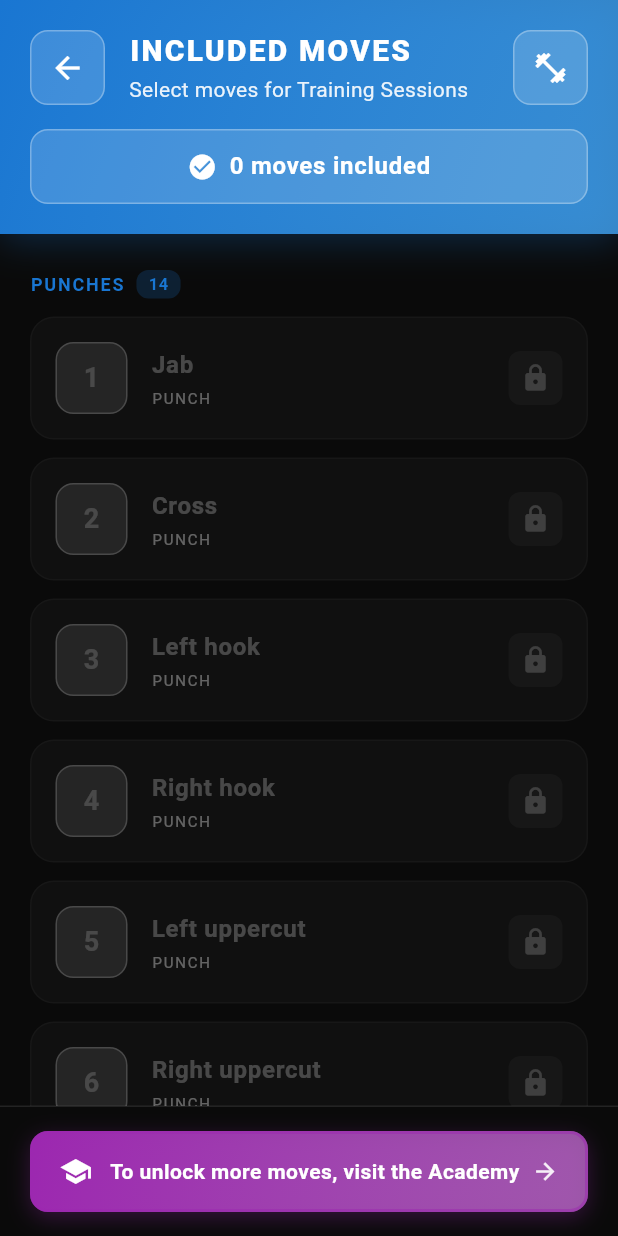
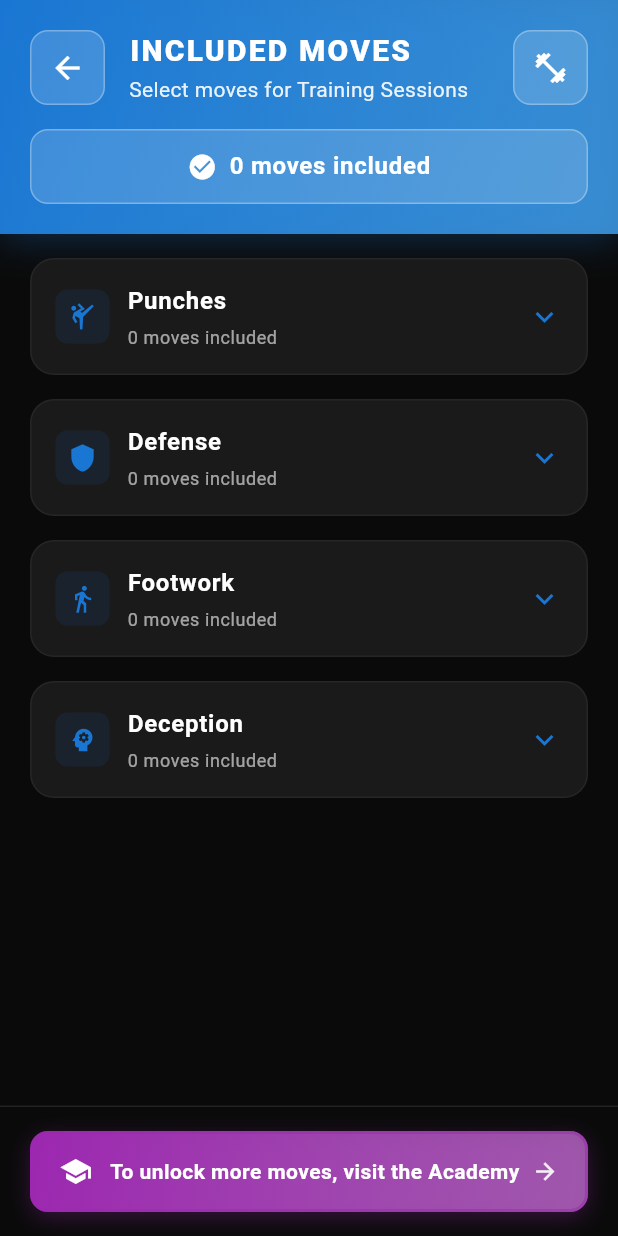
Before and after one commit to mikebg95/fight-my-shadow, a Flutter app: the IncludedMovesScreen screen opened directly, on a phone screen of 412 x 824 dp. Run offline on Flutter 3.47's test engine with Material 3 defaults, Android fonts, the phone set to English and light mode, and no system bars; our stand-ins replace audioplayers, flutter_tts, shared_preferences; accounts and stored records are empty.

Commit message:
Add collapsible sections to Included Moves screen with dynamic counts
Implemented accordion UI for Included Moves page to match Academy and Library behavior:
- All categories (Punches, Defense, Footwork, Deception) now collapsible
- All sections collapsed by default
- Show "X moves included" count per section (only unlocked + toggled-on moves)
- Blue theme color matching Included Moves screen aesthetic
- Added helper methods for counting and formatting included moves

🤖 Generated with [Claude Code](https://claude.com/claude-code)

Co-Authored-By: Claude Sonnet 4.5 <noreply@anthropic.com>

```diff
--- a/lib/screens/included_moves_screen.dart
+++ b/lib/screens/included_moves_screen.dart
@@ -6,6 +6,9 @@ import 'package:fight_my_shadow/models/move.dart';
 import 'package:fight_my_shadow/services/move_lock_status_resolver.dart';
 import 'package:fight_my_shadow/screens/learning_progress_screen.dart';
 import 'package:fight_my_shadow/data/boxing_moves_data.dart';
+import 'package:fight_my_shadow/widgets/collapsible_section.dart';
+import 'package:fight_my_shadow/domain/learning/learning_state.dart';
+import 'package:fight_my_shadow/domain/learning/learning_move.dart';
 
 /// Screen for selecting which unlocked moves to include in Training Sessions.
 ///
@@ -27,6 +30,33 @@ class IncludedMovesScreen extends StatelessWidget {
 
   // Static overlay entry to prevent stacking
   static OverlayEntry? _currentOverlay;
+
+  /// Calculates how many moves in a category are currently included in training.
+  /// Only counts unlocked moves that are toggled ON.
+  int _getIncludedCount(
+    List<Move> moves,
+    TrainingPreferencesController trainingController,
+    LearningState learningState,
+    LearningMove? currentMove,
+  ) {
+    return moves.where((move) {
+      final unlockState = MoveLockStatusResolver.getUnlockState(
+        move.code,
+        learningState,
+        currentMove,
+      );
+      final isUnlocked = unlockState == MoveUnlockState.unlocked;
+      final isIncluded = trainingController.isIncluded(move.code);
+      return isUnlocked && isIncluded;
+    }).length;
+  }
+
+  /// Formats the included count label for section headers.
+  String _formatIncludedLabel(int count) {
+    if (count == 0) return '0 moves included';
+    if (count == 1) return '1 move included';
+    return '$count moves included';
+  }
 
   @override
   Widget build(BuildContext context) {
@@ -58,8 +88,13 @@ class IncludedMovesScreen extends StatelessWidget {
                 padding: const EdgeInsets.fromLTRB(20, 16, 20, 20),
                 children: [
                   // Punches section
-                  _buildSectionHeader(context, 'Punches', punches.length),
-                  ...punches.map((move) {
+                  CollapsibleSection(
+                    title: 'Punches',
+                    subtitle: _formatIncludedLabel(_getIncludedCount(punches, trainingController, learningState, currentMove)),
+                    leadingIcon: Icons.sports_martial_arts,
+                    accentColor: _includedMovesPrimary,
+                    initiallyExpanded: false,
+                    children: punches.map((move) {
                       final unlockState = MoveLockStatusResolver.getUnlockState(
                         move.code,
                         learningState,
@@ -76,12 +111,17 @@ class IncludedMovesScreen extends StatelessWidget {
                         isIncluded: isIncluded,
                         moveCode: move.code,
                       );
-                  }),
-                  const SizedBox(height: 16),
+                    }).toList(),
+                  ),
 
                   // Defense section
-                  _buildSectionHeader(context, 'Defense', defense.length),
-                  ...defense.map((move) {
+                  CollapsibleSection(
+                    title: 'Defense',
+                    subtitle: _formatIncludedLabel(_getIncludedCount(defense, trainingController, learningState, currentMove)),
+                    leadingIcon: Icons.shield,
+                    accentColor: _includedMovesPrimary,
+                    initiallyExpanded: false,
+                    children: defense.map((move) {
                       final unlockState = MoveLockStatusResolver.getUnlockState(
                         move.code,
                         learningState,
@@ -98,12 +138,17 @@ class IncludedMovesScreen extends StatelessWidget {
                         isIncluded: isIncluded,
                         moveCode: move.code,
                       );
-                  }),
-                  const SizedBox(height: 16),
+                    }).toList(),
+                  ),
 
                   // Footwork section
-                  _buildSectionHeader(context, 'Footwork', footwork.length),
-                  ...footwork.map((move) {
+                  CollapsibleSection(
+                    title: 'Footwork',
+                    subtitle: _formatIncludedLabel(_getIncludedCount(footwork, trainingController, learningState, currentMove)),
+                    leadingIcon: Icons.directions_walk,
+                    accentColor: _includedMovesPrimary,
+                    initiallyExpanded: false,
+                    children: footwork.map((move) {
                       final unlockState = MoveLockStatusResolver.getUnlockState(
                         move.code,
                         learningState,
@@ -120,12 +165,18 @@ class IncludedMovesScreen extends StatelessWidget {
                         isIncluded: isIncluded,
                         moveCode: move.code,
                       );
-                  }),
-                  const SizedBox(height: 16),
+                    }).toList(),
+                  ),
 
                   // Deception section
-                  _buildSectionHeader(context, 'Deception', deception.length),
-                  ...deception.map((move) {
+                  if (deception.isNotEmpty)
+                    CollapsibleSection(
+                      title: 'Deception',
+                      subtitle: _formatIncludedLabel(_getIncludedCount(deception, trainingController, learningState, currentMove)),
+                      leadingIcon: Icons.psychology,
+                      accentColor: _includedMovesPrimary,
+                      initiallyExpanded: false,
+                      children: deception.map((move) {
                         final unlockState = MoveLockStatusResolver.getUnlockState(
                           move.code,
                           learningState,
@@ -142,7 +193,8 @@ class IncludedMovesScreen extends StatelessWidget {
                           isIncluded: isIncluded,
                           moveCode: move.code,
                         );
-                  }),
+                      }).toList(),
+                    ),
                 ],
               ),
             ),
```
Lines whose indentation alone changed are shown as unchanged.
